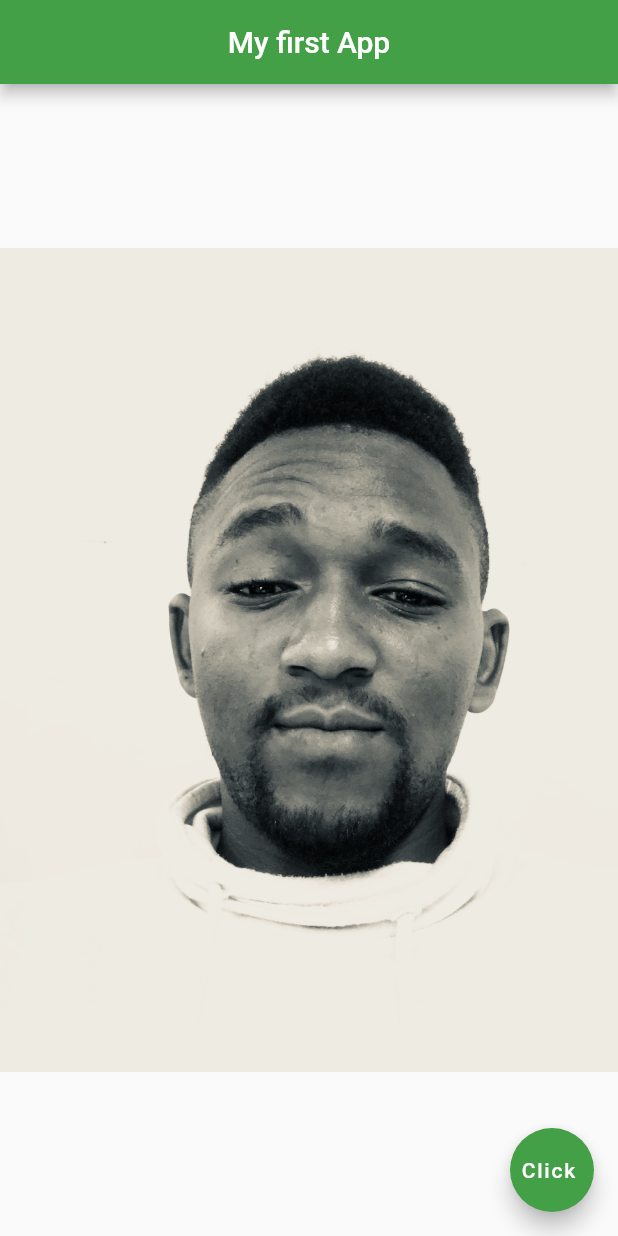
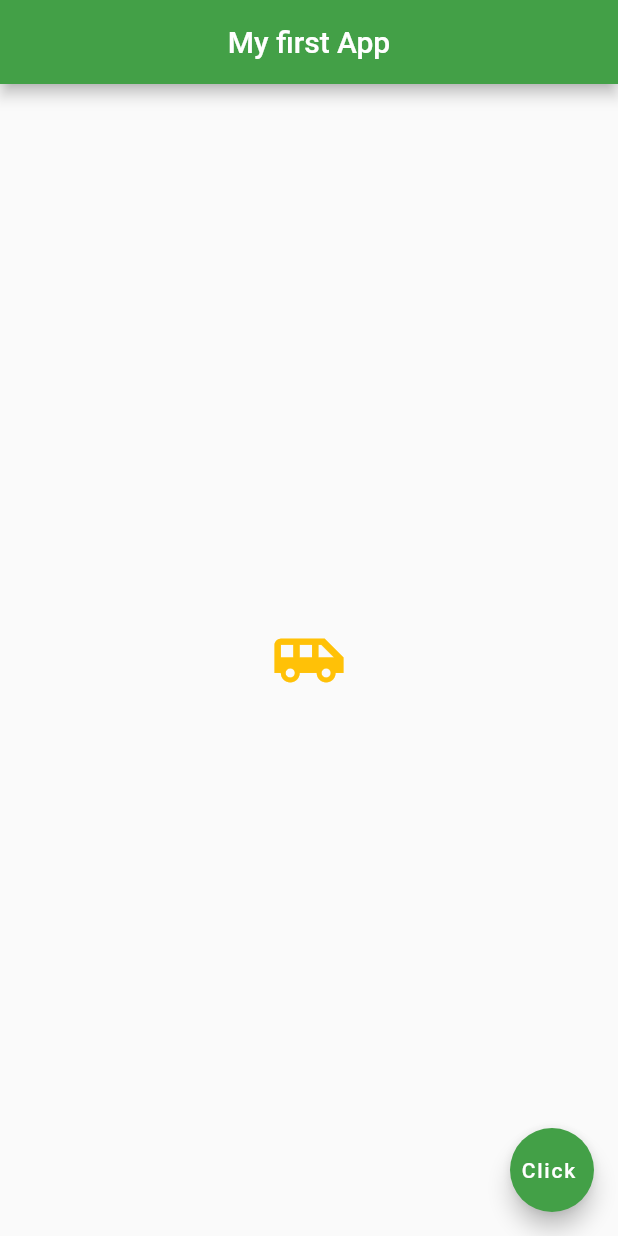
Before and after one commit to Thandohimself/flutterdemo_app, a Flutter app: the screen it shows after launch, on a phone screen of 412 x 824 dp. Run offline on Flutter 3.47's test engine with Material 2 defaults, Android fonts, the phone set to English and light mode, and no system bars.

Commit message:
Adding icons

```diff
--- a/lib/main.dart
+++ b/lib/main.dart
@@ -14,7 +14,12 @@ class Home extends StatelessWidget {
         backgroundColor: Colors.green[600],
       ),
       body: Center(
-        child: Image.asset('assets/thando.jpg'),
+        child: Icon(
+          Icons.airport_shuttle,
+          color: Colors.amber,
+          size: 50.0,
+
+        ),
       ),
       floatingActionButton: FloatingActionButton(
         onPressed: () {},
```
